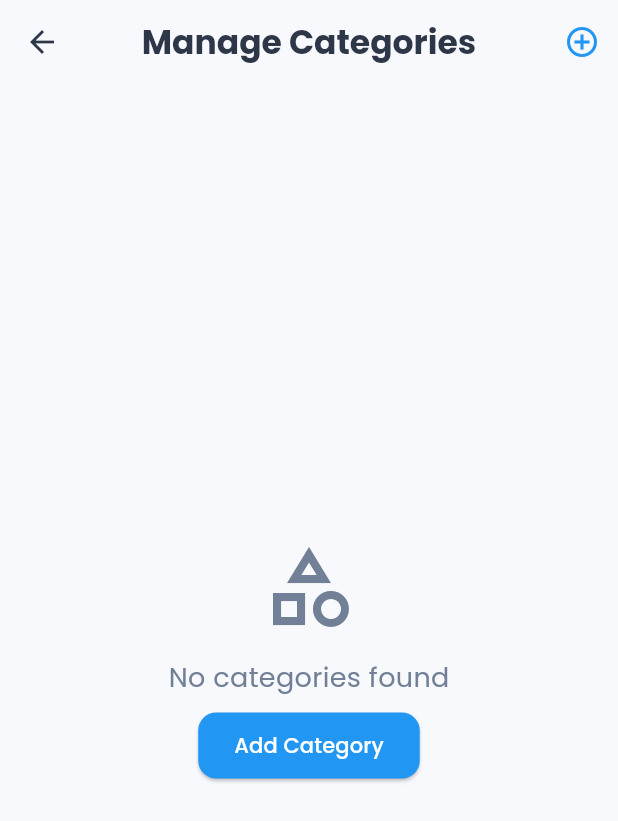
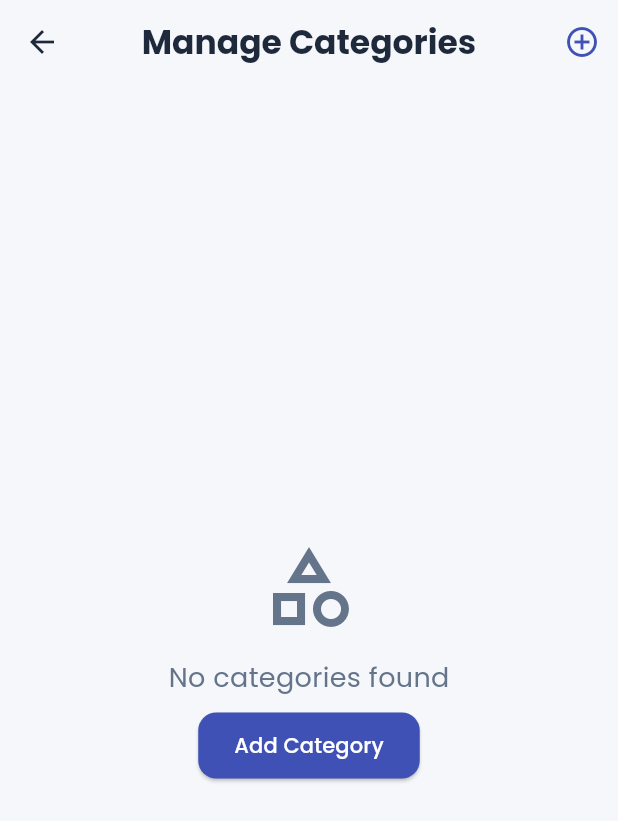
Before and after one commit to yemom/AAiT_School_project_mobileapp_exam_app, a Flutter app: the ManageCategoriesScreen screen opened directly, on a phone screen of 412 x 824 dp. Shown: the top 821 px of the screen. Run offline on Flutter 3.47's test engine with Material 3 defaults, Android fonts, the phone set to English and light mode, and no system bars; our stand-ins replace cloud_firestore, firebase_auth, firebase_core, flutter_animate, google_fonts, percent_indicator and 1 more; accounts and stored records are empty; network calls fail.

Commit message:
cnage simple theme color

```diff
--- a/lib/login.dart
+++ b/lib/login.dart
@@ -52,7 +52,7 @@ class _LoginState extends State<Login> {
       ScaffoldMessenger.of(context).showSnackBar(
         const SnackBar(
           content: Text('User not registered. Please sign up.'),
-          backgroundColor: Colors.red,
+          backgroundColor: AppTheme.errorColor,
         ),
       );
     } else if (result != null &&
@@ -61,7 +61,7 @@ class _LoginState extends State<Login> {
       ScaffoldMessenger.of(context).showSnackBar(
         const SnackBar(
           content: Text('Invalid email or password'),
-          backgroundColor: Colors.red,
+          backgroundColor: AppTheme.errorColor,
         ),
       );
     } else {
@@ -69,7 +69,7 @@ class _LoginState extends State<Login> {
       ScaffoldMessenger.of(context).showSnackBar(
         SnackBar(
           content: Text('Login Failed: $result'),
-          backgroundColor: Colors.red,
+          backgroundColor: AppTheme.errorColor,
         ),
       );
     }
--- a/lib/theme/theme.dart
+++ b/lib/theme/theme.dart
@@ -2,12 +2,17 @@ import 'package:flutter/material.dart';
 import 'package:google_fonts/google_fonts.dart';
 
 class AppTheme {
-  static const Color primaryColor = Color(0xFF2196F3);
-  static const Color secondaryColor = Color(0xFF32CD32);
-  static const Color backgroundColor = Color(0xFFF8F9FC);
-  static const Color cardColor = Colors.white;
-  static const Color textPrimaryColor = Color(0xFF2D3748);
-  static const Color textScondaryColor = Color(0xFF718096);
+  static const Color primaryColor = Color(0xFF3F51B5); // Indigo
+  static const Color secondaryColor = Color(0xFF00BFA6); // Teal
+  static const Color backgroundColor = Color(0xFFF5F7FA); // Off-white
+  static const Color cardColor = Colors.white; // Card backgrounds
+  static const Color textPrimaryColor = Color(0xFF1E293B); // Dark Navy
+  static const Color textScondaryColor = Color(0xFF64748B); // Cool Gray
+
+  // Additional states
+  static const Color successColor = Color(0xFF4CAF50); // Correct answers
+  static const Color errorColor = Color(0xFFE53935); // Wrong answers
+  static const Color warningColor = Color(0xFFFFC107); // Review later / warning
 
   static ThemeData get theme {
     return ThemeData(
--- a/lib/views/admin/add_exam_screen.dart
+++ b/lib/views/admin/add_exam_screen.dart
@@ -200,7 +200,7 @@ class _AddExamScreenState extends State<AddExamScreen> {
             "Failed to save exam",
             style: TextStyle(color: Colors.white),
           ),
-          backgroundColor: Colors.redAccent,
+          backgroundColor: AppTheme.errorColor,
         ),
       );
       setState(() {
@@ -391,7 +391,7 @@ class _AddExamScreenState extends State<AddExamScreen> {
                                       },
                                       icon: Icon(
                                         Icons.delete,
-                                        color: Colors.redAccent,
+                                        color: AppTheme.errorColor,
                                       ),
                                     ),
                                 ],
--- a/lib/views/admin/manage_categories_screen.dart
+++ b/lib/views/admin/manage_categories_screen.dart
@@ -155,7 +155,7 @@ class _ManageCategoriesScreenState extends State<ManageCategoriesScreen> {
                             child: ListTile(
                               leading: Icon(
                                 Icons.delete,
-                                color: Colors.redAccent,
+                                color: AppTheme.errorColor,
                               ),
                               title: Text("Delete"),
                               contentPadding: EdgeInsets.zero,
@@ -219,7 +219,7 @@ class _ManageCategoriesScreenState extends State<ManageCategoriesScreen> {
                   },
                   child: const Text(
                     'Delete',
-                    style: TextStyle(color: Colors.redAccent),
+                    style: TextStyle(color: AppTheme.errorColor),
                   ),
                 ),
               ],
```
Also changed, not shown: lib/views/admin/manage_exames_screen.dart (+5 -3 lines), lib/views/user/exam_play_screen.dart (+10 -10 lines), lib/views/user/exam_result_screen.dart (+14 -10 lines).
